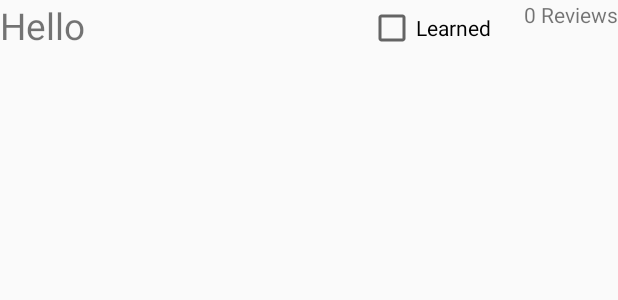
After one commit to rjconrad/vocabkrunch, an Android app: the layout listed_krunch_word.xml on its own in the app's theme, with its tools: preview values and no code run, on a phone screen of 412 x 824 dp. The commit adds this screen. Shown: the top 300 px of the screen. Run offline under Robolectric (Android 15) with nearby library versions, the phone set to English and light mode, and no system bars.

Commit message:
add a mostly correct and functional list of krunchwords to the listactivity

```diff
--- a/app/src/main/res/layout/activity_list.xml
+++ b/app/src/main/res/layout/activity_list.xml
@@ -23,9 +23,8 @@
             android:text="@string/button_add_word"
             android:onClick="addWord" />
         </LinearLayout>
-    <TextView
+    <ListView
         android:layout_width="match_parent"
         android:layout_height="wrap_content"
-        android:id="@+id/first_word"
-        android:text="word" />
+        android:id="@+id/krunch_word_list_view"></ListView>
 </LinearLayout>
--- /dev/null
+++ b/app/src/main/res/layout/listed_krunch_word.xml
@@ -0,0 +1,27 @@
+<?xml version="1.0" encoding="utf-8"?>
+<LinearLayout
+    xmlns:android="http://schemas.android.com/apk/res/android"
+    android:orientation="horizontal"
+    android:layout_width="match_parent"
+    android:layout_height="wrap_content">
+
+    <TextView
+        android:layout_width="wrap_content"
+        android:layout_height="match_parent"
+        android:id="@+id/listed_word_text"
+        android:layout_weight="1"
+        android:textSize="11pt"
+        android:text="Hello" />
+    <CheckBox
+        android:layout_width="wrap_content"
+        android:layout_height="match_parent"
+        android:id="@+id/listed_word_learned_check"
+        android:paddingRight="10pt"
+        android:text="@string/learned_check"/>
+    <TextView
+        android:layout_width="wrap_content"
+        android:layout_height="match_parent"
+        android:id="@+id/listed_word_review_number"
+        android:text="0 Reviews"/>
+
+</LinearLayout>
--- a/app/src/main/res/values/strings.xml
+++ b/app/src/main/res/values/strings.xml
@@ -3,4 +3,5 @@
     <string name="new_word_prompt">Nouveau Mot</string>
     <string name="button_add_word">Add Word</string>
     <string name="title_activity_review_word">ReviewWordActivity</string>
+    <string name="learned_check" >Learned</string>
 </resources>
```
Also changed, not shown: app/src/main/java/org/gospelcoding/vocabkrunch/ListActivity.java (+21 -8 lines).
